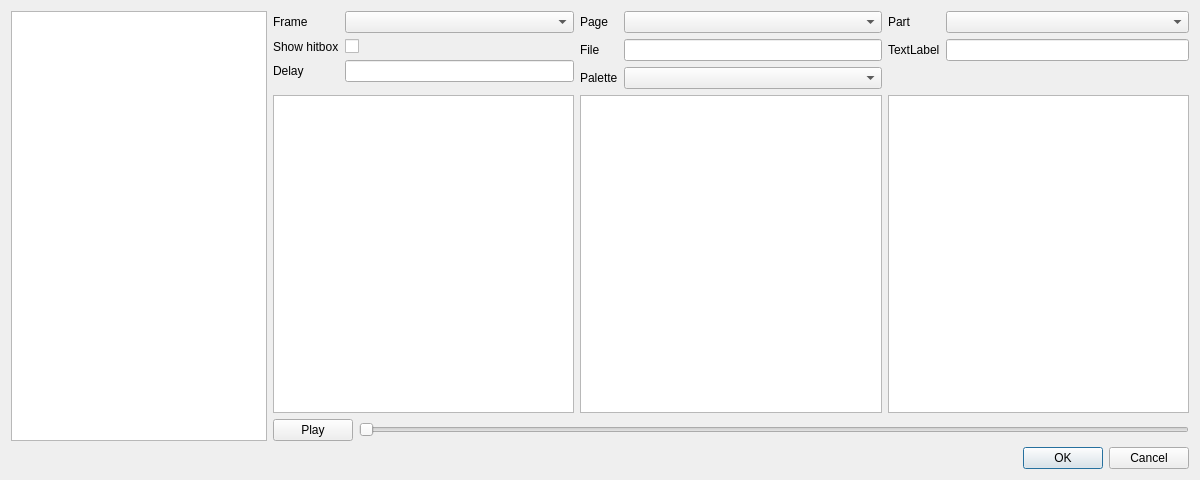
Before: the Qt Designer form dsvedit/animation_editor.ui in LagoLunatic/DSVEdit, drawn with Qt 5.
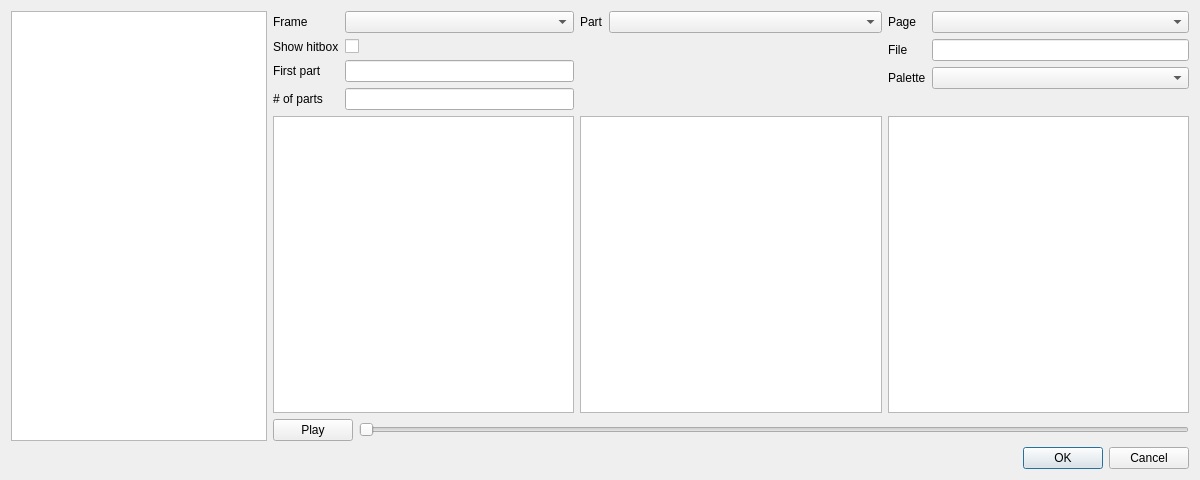
After: the same form once the commit is applied.

Patch:
```diff
--- a/dsvedit/animation_editor.ui
+++ b/dsvedit/animation_editor.ui
@@ -36,13 +36,9 @@
             <layout class="QHBoxLayout" name="horizontalLayout_3" stretch="1,1,1">
              <item>
               <layout class="QFormLayout" name="formLayout_3">
-               <item row="1" column="0">
-                <widget class="QLabel" name="label_5">
-                 <property name="text">
-                  <string>Show hitbox</string>
-                 </property>
-                </widget>
-               </item>
+               <property name="fieldGrowthPolicy">
+                <enum>QFormLayout::AllNonFixedFieldsGrow</enum>
+               </property>
                <item row="0" column="0">
                 <widget class="QLabel" name="label_6">
                  <property name="text">
@@ -53,6 +49,13 @@
                <item row="0" column="1">
                 <widget class="QComboBox" name="frame_index"/>
                </item>
+               <item row="1" column="0">
+                <widget class="QLabel" name="label_5">
+                 <property name="text">
+                  <string>Show hitbox</string>
+                 </property>
+                </widget>
+               </item>
                <item row="1" column="1">
                 <widget class="QCheckBox" name="show_hitbox">
                  <property name="text">
@@ -60,15 +63,42 @@
                  </property>
                 </widget>
                </item>
-               <item row="2" column="1">
-                <widget class="QLineEdit" name="frame_delay"/>
-               </item>
                <item row="2" column="0">
-                <widget class="QLabel" name="label_8">
+                <widget class="QLabel" name="label_9">
                  <property name="text">
-                  <string>Delay</string>
+                  <string>First part</string>
                  </property>
                 </widget>
+               </item>
+               <item row="2" column="1">
+                <widget class="QLineEdit" name="frame_first_part"/>
+               </item>
+               <item row="3" column="0">
+                <widget class="QLabel" name="label_10">
+                 <property name="text">
+                  <string># of parts</string>
+                 </property>
+                </widget>
+               </item>
+               <item row="3" column="1">
+                <widget class="QLineEdit" name="frame_number_of_parts"/>
+               </item>
+              </layout>
+             </item>
+             <item>
+              <layout class="QFormLayout" name="formLayout_2">
+               <property name="fieldGrowthPolicy">
+                <enum>QFormLayout::AllNonFixedFieldsGrow</enum>
+               </property>
+               <item row="0" column="0">
+                <widget class="QLabel" name="label_4">
+                 <property name="text">
+                  <string>Part</string>
+                 </property>
+                </widget>
+               </item>
+               <item row="0" column="1">
+                <widget class="QComboBox" name="part_index"/>
                </item>
               </layout>
              </item>
@@ -106,30 +136,6 @@
                </item>
               </layout>
              </item>
-             <item>
-              <layout class="QFormLayout" name="formLayout_2">
-               <item row="1" column="0">
-                <widget class="QLabel" name="label_3">
-                 <property name="text">
-                  <string>TextLabel</string>
-                 </property>
-                </widget>
-               </item>
-               <item row="0" column="0">
-                <widget class="QLabel" name="label_4">
-                 <property name="text">
-                  <string>Part</string>
-                 </property>
-                </widget>
-               </item>
-               <item row="0" column="1">
-                <widget class="QComboBox" name="part_index"/>
-               </item>
-               <item row="1" column="1">
-                <widget class="QLineEdit" name="lineEdit_2"/>
-               </item>
-              </layout>
-             </item>
             </layout>
            </item>
            <item>
@@ -137,12 +143,12 @@
              <item>
               <widget class="QGraphicsView" name="frame_graphics_view"/>
              </item>
-             <item>
-              <widget class="QGraphicsView" name="gfx_file_graphics_view"/>
-             </item>
              <item>
               <widget class="QGraphicsView" name="part_graphics_view"/>
              </item>
+             <item>
+              <widget class="QGraphicsView" name="gfx_file_graphics_view"/>
+             </item>
             </layout>
            </item>
           </layout>
```
